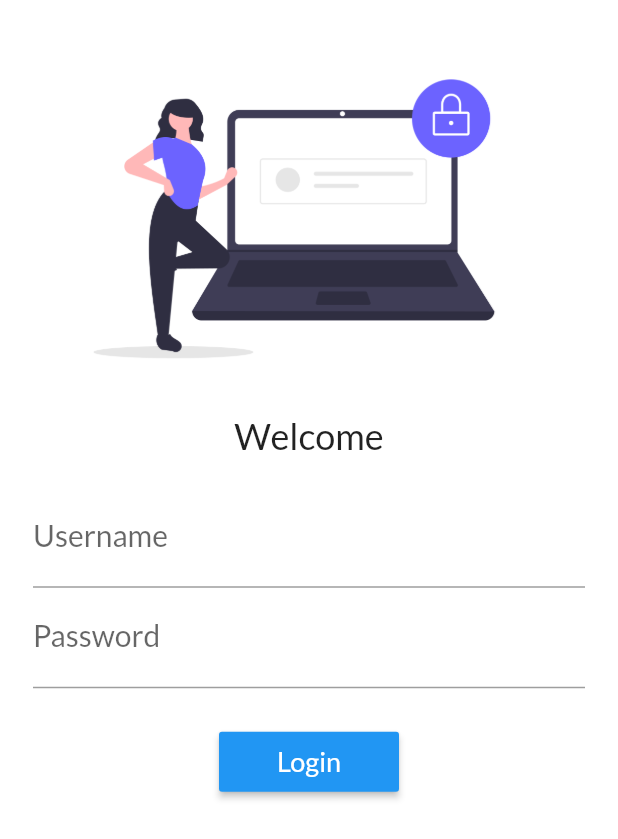
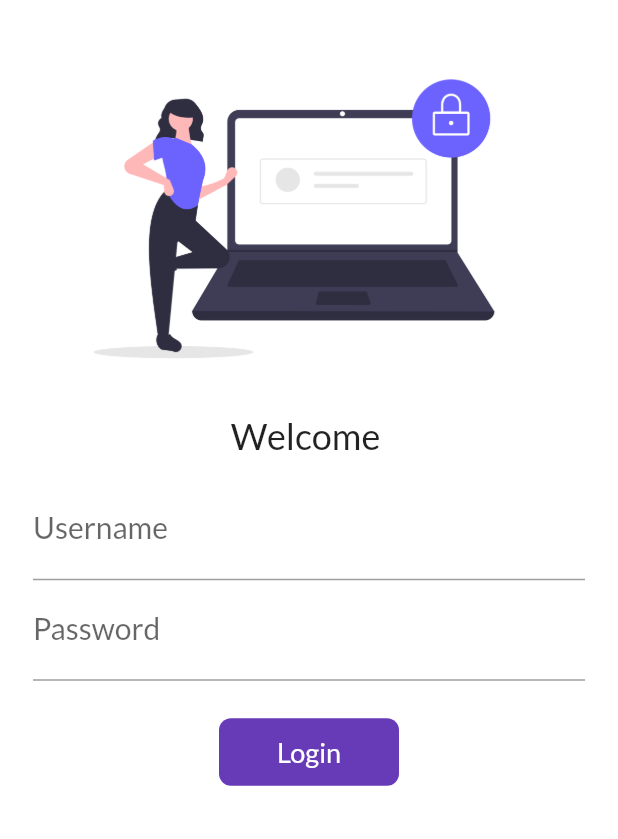
Before and after one commit to jatin-25/flutter_project1, a Flutter app: the screen it shows after launch, on a phone screen of 412 x 824 dp. Shown: the top 839 px of the screen. Run offline on Flutter 3.47's test engine with Material 2 defaults, Android fonts, the phone set to English and light mode, and no system bars; our stand-ins replace google_fonts.

Commit message:
Day 6 completed

```diff
--- a/lib/main.dart
+++ b/lib/main.dart
@@ -3,6 +3,7 @@ import 'package:flutter_dev/pages/home_page.dart';
 import 'package:flutter_dev/pages/login_page.dart';
 import 'package:flutter_dev/utils/routes.dart';
 import 'package:google_fonts/google_fonts.dart';
+
 void main() {
   runApp(MyApp());
 }
@@ -22,7 +23,7 @@ class MyApp extends StatelessWidget {
       initialRoute: "/login",
       routes: {
         "/": (context) =>
-            HomePage(), //By Default "/" is default page that opens
+            LoginPage(), //By Default "/" is default page that opens
         //but if we want to make "/login" default we use initial route.
         MyRoutes.loginRoute: (context) => LoginPage(),
         MyRoutes.homeRoute: (context) => HomePage(),
--- a/lib/pages/login_page.dart
+++ b/lib/pages/login_page.dart
@@ -11,8 +11,16 @@ final ButtonStyle raisedButtonStyle = ElevatedButton.styleFrom(
   ),
 );
 
-class LoginPage extends StatelessWidget {
+class LoginPage extends StatefulWidget {
   // const LoginPage({Key? key}) : super(key: key);
+
+  @override
+  _LoginPageState createState() => _LoginPageState();
+}
+
+class _LoginPageState extends State<LoginPage> {
+  String name = "";
+  bool changeButton = false;
 
   @override
   Widget build(BuildContext context) {
@@ -33,13 +41,13 @@ class LoginPage extends StatelessWidget {
               ),
               SizedBox(height: 10),
               Text(
-                "Welcome",
+                "Welcome $name",
                 style: TextStyle(
                   fontSize: 24,
                   fontWeight: FontWeight.w400,
                 ),
               ),
-              SizedBox(height: 20),
+              SizedBox(height: 15),
               TextFormField(
                 decoration: InputDecoration(
                     hintText: "Enter Username",
@@ -50,6 +58,10 @@ class LoginPage extends StatelessWidget {
                     hintStyle: TextStyle(
                       fontSize: 20,
                     )),
+                onChanged: (value) {
+                  name = value;
+                  setState(() {});
+                },
               ),
               TextFormField(
                 obscureText: true,
@@ -67,19 +79,47 @@ class LoginPage extends StatelessWidget {
               SizedBox(
                 height: 25,
               ),
-              ElevatedButton(
-                style: raisedButtonStyle,
-                onPressed: () {
+              InkWell(
+                onTap: () async {
+
+
+                  setState(() {
+                    changeButton = true;
+                  });
+
+                  await Future.delayed(Duration(seconds: 1));
                   Navigator.pushNamed(context, MyRoutes.homeRoute);
                 },
-                child: Text(
-                  'Login',
-                  style: TextStyle(
-                    color: Colors.white,
-                    fontSize: 18,
+                child: AnimatedContainer(
+                  duration: Duration(seconds: 1),
+                  height: 45,
+                  width: changeButton ? 45 : 120,
+                  alignment: Alignment.center,
+                  child: changeButton ? Icon(Icons.done,color: Colors.white,):
+                  Text(
+                    "Login",
+                    style: TextStyle(color: Colors.white, fontSize: 18),
                   ),
+                  decoration: BoxDecoration(
+                      color: Colors.deepPurple,
+                      borderRadius:
+                          BorderRadius.circular(changeButton ? 45 : 8)),
                 ),
-              ),
+              )
+
+              // ElevatedButton(
+              //   style: raisedButtonStyle,
+              //   onPressed: () {
+              //     Navigator.pushNamed(context, MyRoutes.homeRoute);
+              //   },
+              //   child: Text(
+              //     'Login',
+              //     style: TextStyle(
+              //       color: Colors.white,
+              //       fontSize: 18,
+              //     ),
+              //   ),
+              // ),
             ],
           ),
         ),
```
